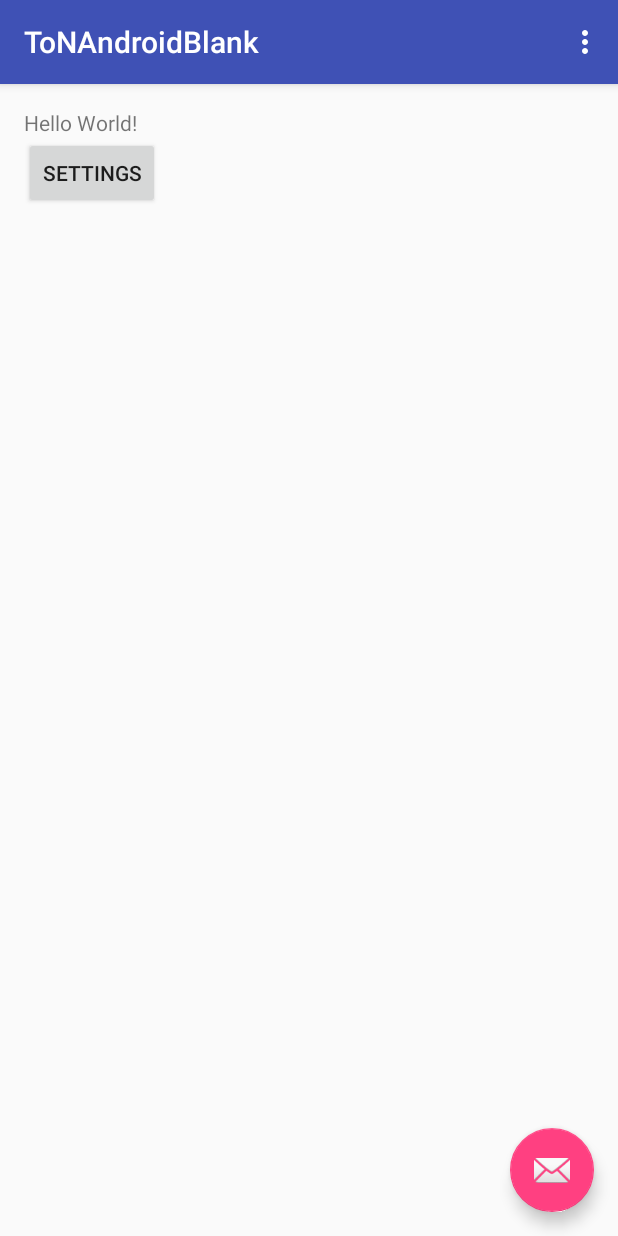
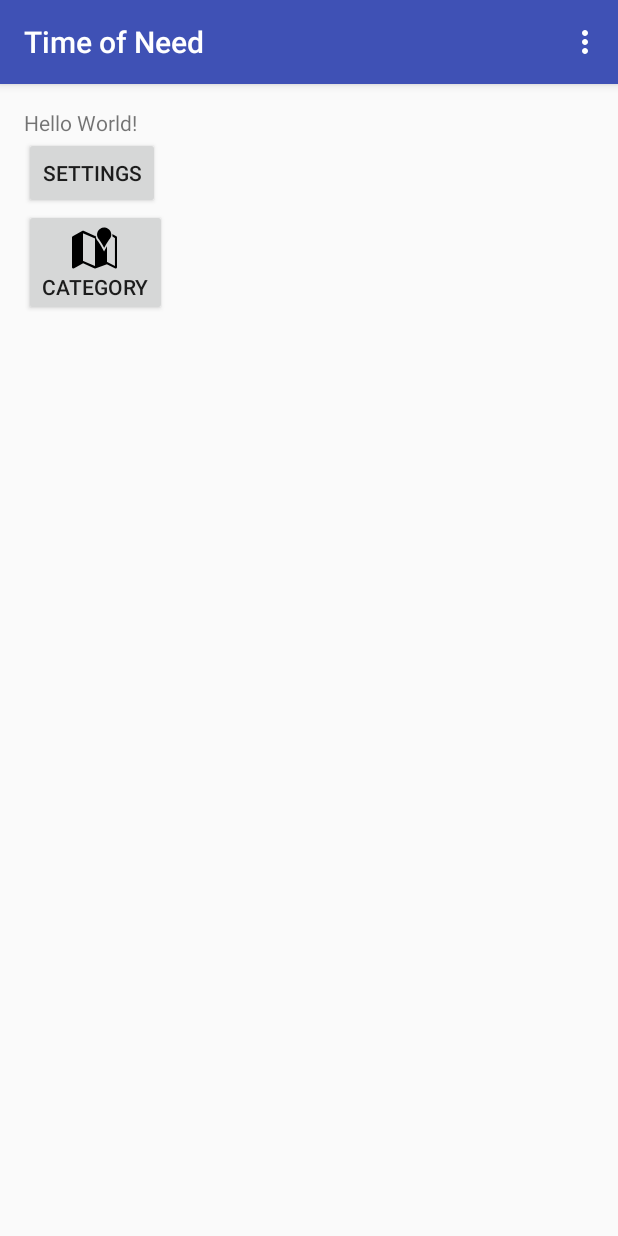
Before and after one commit to jrbyam/TimeOfNeedFront-End, an Android app: the screen it shows after launch (BlankActivity), on a phone screen of 412 x 824 dp. Run offline under Robolectric (Android 15) with nearby library versions, the phone set to English and light mode, and no system bars.

Commit message:
Added the beginnings of the "list of services based on category selected" implementation.

```diff
--- a/Android/app/src/main/java/com/example/ton/tonandroidblank/SettingsActivity.java
+++ b/Android/app/src/main/java/com/example/ton/tonandroidblank/SettingsActivity.java
@@ -1,13 +1,14 @@
 package com.example.ton.tonandroidblank;
 
 import android.os.Bundle;
-import android.preference.PreferenceActivity;
+//import android.preference.PreferenceActivity;
 import android.preference.PreferenceFragment;
+import android.support.v7.app.AppCompatActivity;
 
 /**
  * Created by Andrew on 2016-02-09.
  */
-public class SettingsActivity extends PreferenceActivity{
+public class SettingsActivity extends AppCompatActivity{
 
     @Override
     protected void onCreate(Bundle savedInstance) {
--- a/Android/app/src/main/res/layout/activity_blank.xml
+++ b/Android/app/src/main/res/layout/activity_blank.xml
@@ -23,12 +23,12 @@
 
     <include layout="@layout/content_blank" />
 
-    <android.support.design.widget.FloatingActionButton
+    <!--android.support.design.widget.FloatingActionButton
         android:id="@+id/fab"
         android:layout_width="wrap_content"
         android:layout_height="wrap_content"
         android:layout_gravity="bottom|end"
         android:layout_margin="@dimen/fab_margin"
-        android:src="@android:drawable/ic_dialog_email" />
+        android:src="@android:drawable/ic_dialog_email" / -->
 
 </android.support.design.widget.CoordinatorLayout>
--- a/Android/app/src/main/res/layout/content_blank.xml
+++ b/Android/app/src/main/res/layout/content_blank.xml
@@ -30,4 +30,16 @@
         android:enabled="true"
         android:onClick="onSettingsClick" />
 
+    <Button
+        android:layout_width="wrap_content"
+        android:layout_height="wrap_content"
+        android:text="@string/category1"
+        android:id="@+id/button"
+        android:layout_below="@+id/button_settings"
+        android:layout_alignParentLeft="true"
+        android:layout_alignParentStart="true"
+        android:drawableTop="@android:drawable/ic_dialog_map"
+        android:drawableTint="#000000"
+        android:onClick="onCategory1Click" />
+
 </RelativeLayout>
--- a/Android/app/src/main/res/values/strings.xml
+++ b/Android/app/src/main/res/values/strings.xml
@@ -1,8 +1,6 @@
 <resources>
-    <string name="app_name">ToNAndroidBlank</string>
+    <string name="app_name">Time of Need</string>
     <string name="action_settings">Settings</string>
-
-    <string name="new_thingy">New Thingy</string>
 
     <!-- Strings related to Settings -->
     <string name="pref_description_quickkill">Enables a persistent &quot;quit&quot; button throughout the app.</string>
@@ -10,6 +8,7 @@
 
     <string name="pref_title_location">Preferred Location</string>
     <string name="label_settings">Settings</string>
+    <string name="category1">Category</string>
 
 
 </resources>
```
Also changed, not shown: Android/app/src/main/AndroidManifest.xml (+8 -1 lines), Android/app/src/main/java/com/example/ton/tonandroidblank/BlankActivity.java (+7 -1 lines), Android/app/src/main/java/com/example/ton/tonandroidblank/ListActivity.java (added, +23 -0 lines), Android/app/src/main/res/layout/list_layout.xml (added, +13 -0 lines).
